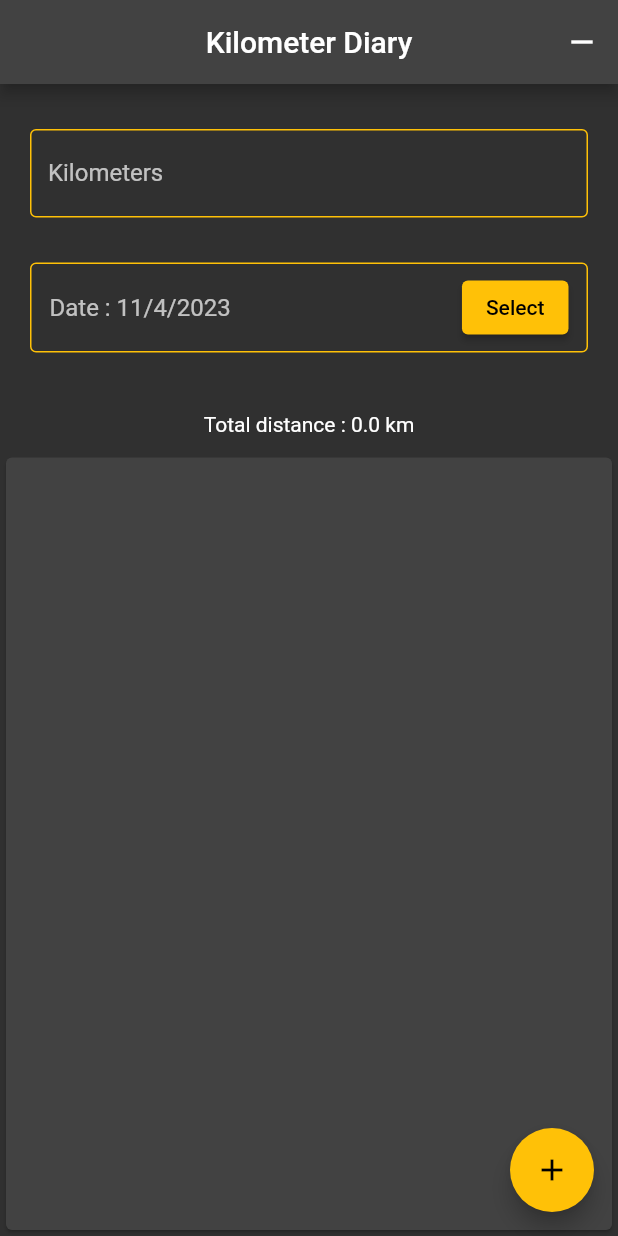
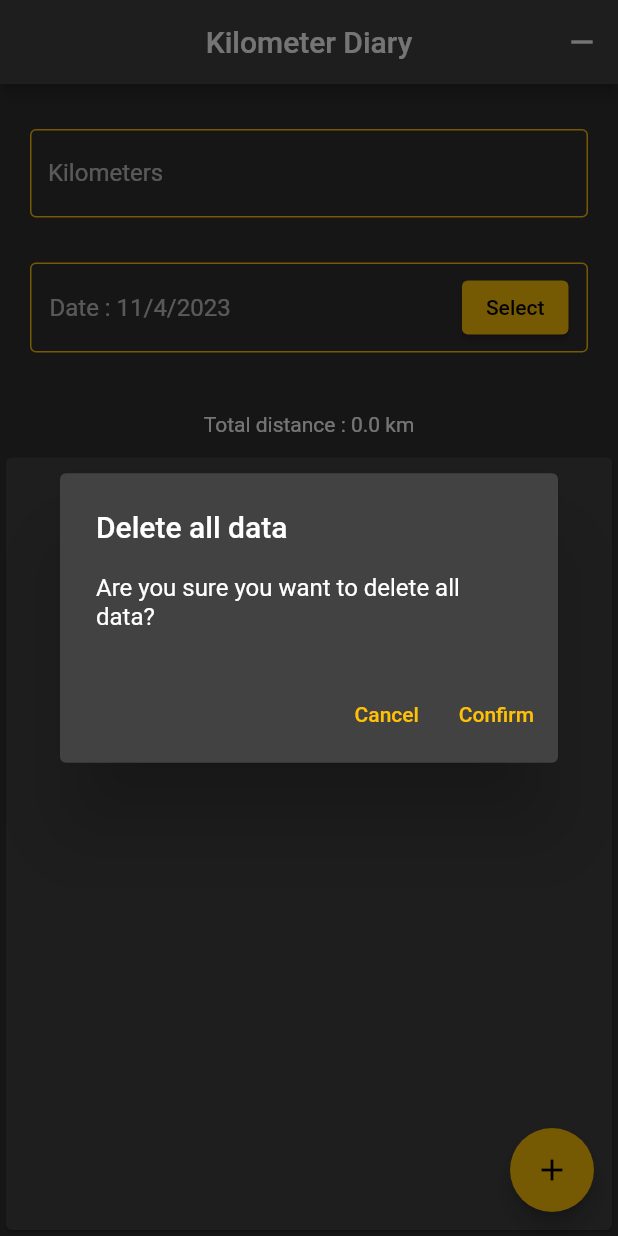
Before and after one commit to sohukia/kilometer_diary, a Flutter app: the screen it shows after launch, after a tap on the "remove" icon, on a phone screen of 412 x 824 dp. Run offline on Flutter 3.47's test engine with Material 2 defaults, Android fonts, the light colour scheme and no system bars; our stand-ins replace sqflite; accounts and stored records are empty.

Commit message:
all working good

```diff
--- a/lib/helper/database_helper.dart
+++ b/lib/helper/database_helper.dart
@@ -1,4 +1,4 @@
-import 'package:kilometer_diary/models/kilometer_data_model.dart';
+import 'package:kilometer_diary/models/db_km_data_model.dart';
 import 'package:sqflite/sqflite.dart' as sql;
 import 'package:path/path.dart' as path;
 import 'package:sqflite/sqlite_api.dart';
@@ -7,7 +7,7 @@ class DatabaseHelper {
   static const _databaseName = "kilometers.db";
   static const _databaseVersion = 1;
 
-  static const table = "Kilometers";
+  static const kilometerTable = "Kilometers";
 
   static const columnId = "id";
   static const columnValue = "value";
@@ -18,20 +18,16 @@ class DatabaseHelper {
     return sql.openDatabase(path.join(dbPath, _databaseName),
         onCreate: (db, version) {
       return db.execute('''
-      CREATE TABLE $table (
+      CREATE TABLE $kilometerTable (
         $columnId INTEGER PRIMARY KEY,
         $columnValue DOUBLE NOT NULL,
         $columnDate TEXT NOT NULL
       );
-      CREATE TABLE Total (
-        id INTEGER PRIMARY KEY,
-        value DOUBLE NOT NULL
-      );
 ''');
-    }, version: 1);
+    }, version: _databaseVersion);
   }
 
-  static Future<void> insert(String table, KilometerData data) async {
+  static Future<void> insert(String table, DBKilometerData data) async {
     final db = await DatabaseHelper.database();
     db.insert(table, data.toMap());
   }
@@ -42,14 +38,19 @@ class DatabaseHelper {
     return result;
   }
 
+  static Future<void> delete(String table, int id) async {
+    final db = await DatabaseHelper.database();
+    db.delete(table, where: "id = $id");
+  }
+
   static Future<int> countValues(String table) async {
     final db = await DatabaseHelper.database();
-    final result = await db.rawQuery("SELECT COUNT(*) FROM $table");
+    final result = await db.rawQuery("SELECT COUNT(*) FROM `$table`;");
     return sql.Sqflite.firstIntValue(result) ?? 0;
   }
 
   static Future<void> clearTable(String table) async {
     final db = await DatabaseHelper.database();
-    return db.execute('TRUNCATE ');
+    await db.execute('DELETE FROM `$table`;');
   }
 }
--- /dev/null
+++ b/lib/models/db_km_data_model.dart
@@ -0,0 +1,19 @@
+class DBKilometerData {
+  final int id;
+  final double value;
+  final String date;
+
+  DBKilometerData({
+    required this.id,
+    required this.value,
+    required this.date,
+  });
+
+  Map<String, Object> toMap() {
+    return Map.from({
+      'id': id,
+      'value': value,
+      'date': date,
+    });
+  }
+}
--- a/lib/pages/home.dart
+++ b/lib/pages/home.dart
@@ -1,4 +1,5 @@
 import 'package:flutter/material.dart';
+import 'package:kilometer_diary/helper/database_helper.dart';
 import 'package:kilometer_diary/models/kilometer_data_model.dart';
 import 'package:kilometer_diary/services/kilometers_service.dart';
 import 'package:kilometer_diary/widgets/kilometer_list_element.dart';
@@ -21,12 +22,20 @@ class _HomePageState extends State<HomePage> {
 
   @override
   Widget build(BuildContext context) {
-    final width = MediaQuery.of(context).size.width;
+    FocusScopeNode currentFocus = FocusScope.of(context);
     return Scaffold(
       appBar: AppBar(
         title: const Text("Kilometer Diary"),
         centerTitle: true,
-        actions: [IconButton(onPressed: () {}, icon: const Icon(Icons.remove))],
+        actions: [
+          IconButton(
+            onPressed: () {
+              showAlertDialog(context);
+              setState(() {});
+            },
+            icon: const Icon(Icons.remove),
+          )
+        ],
       ),
       body: SafeArea(
         child: Column(
@@ -34,6 +43,12 @@ class _HomePageState extends State<HomePage> {
             Padding(
               padding: const EdgeInsets.only(top: 30, left: 20, right: 20),
               child: TextField(
+                onTap: () {
+                  currentFocus.requestFocus();
+                },
+                onTapOutside: (event) {
+                  currentFocus.unfocus();
+                },
                 controller: _kilometersValueController,
                 decoration: const InputDecoration(
                   enabledBorder: OutlineInputBorder(
@@ -85,10 +100,10 @@ class _HomePageState extends State<HomePage> {
             Padding(
               padding: const EdgeInsets.all(10),
               child: FutureBuilder(
-                  future: KilometersService().fetchTotal(),
+                  future: KilometersService().calcTotalDistance(),
                   builder: (context, snapshot) {
                     if (snapshot.hasData) {
-                      return Text("Total distance : $totalRun km");
+                      return Text("Total distance : ${snapshot.data} km");
                     } else {
                       return const Text("No runs yet !");
                     }
@@ -138,9 +153,43 @@ class _HomePageState extends State<HomePage> {
               ),
             );
           }
+          setState(() {});
         },
         child: const Icon(Icons.add),
       ),
     );
   }
+
+  showAlertDialog(BuildContext context) {
+    // set up the buttons
+    Widget cancelButton = TextButton(
+      child: const Text("Cancel"),
+      onPressed: () {
+        Navigator.pop(context);
+      },
+    );
+    Widget continueButton = TextButton(
+      child: const Text("Confirm"),
+      onPressed: () {
+        DatabaseHelper.clearTable(DatabaseHelper.kilometerTable);
+        Navigator.pop(context);
+      },
+    );
+    // set up the AlertDialog
+    AlertDialog alert = AlertDialog(
+      title: const Text("Delete all data"),
+      content: const Text("Are you sure you want to delete all data?"),
+      actions: [
+        cancelButton,
+        continueButton,
+      ],
+    );
+    // show the dialog
+    showDialog(
+      context: context,
+      builder: (BuildContext context) {
+        return alert;
+      },
+    );
+  }
 }
--- a/lib/pages/unit_kilometer_data_page.dart
+++ b/lib/pages/unit_kilometer_data_page.dart
@@ -1,5 +1,6 @@
 import 'package:flutter/material.dart';
 import 'package:kilometer_diary/models/kilometer_data_model.dart';
+import 'package:kilometer_diary/services/kilometers_service.dart';
 
 class UnitKilometerDataPage extends StatelessWidget {
   final KilometerData data;
@@ -19,8 +20,11 @@ class UnitKilometerDataPage extends StatelessWidget {
           mainAxisAlignment: MainAxisAlignment.center,
           children: <Widget>[
             ElevatedButton(
-              onPressed: () async => _delete(),
-              child: Text("Delete"),
+              onPressed: () async {
+                _delete();
+                Navigator.pop(context);
+              },
+              child: const Text("Delete"),
             ),
           ],
         ),
@@ -28,5 +32,7 @@ class UnitKilometerDataPage extends StatelessWidget {
     );
   }
 
-  Future<void> _delete() async {}
+  Future<void> _delete() async {
+    await KilometersService().deleteData(data.id);
+  }
 }
--- a/lib/services/kilometers_service.dart
+++ b/lib/services/kilometers_service.dart
@@ -1,22 +1,17 @@
 import 'package:kilometer_diary/generator/id_generator.dart';
 import 'package:kilometer_diary/helper/database_helper.dart';
+import 'package:kilometer_diary/models/db_km_data_model.dart';
 import 'package:kilometer_diary/models/kilometer_data_model.dart';
 
 class KilometersService {
   void saveKilometers(double value, DateTime date) {
     DatabaseHelper.insert(
       'kilometers',
-      KilometerData(id: IdGenerator().generateId(), value: value, date: date),
+      DBKilometerData(
+          id: IdGenerator().generateId(),
+          value: value,
+          date: date.toIso8601String()),
     );
-  }
-
-  Future<double> fetchTotal() async {
-    final totalList = await DatabaseHelper.getData('Total');
-    if (await DatabaseHelper.countValues('Total') != 0) {
-      return double.parse(totalList.elementAt(0)['value'].toString());
-    } else {
-      return 0;
-    }
   }
 
   Future<List<KilometerData>> fetchKilometers() async {
@@ -31,4 +26,17 @@ class KilometersService {
         )
         .toList();
   }
+
+  Future<double> calcTotalDistance() async {
+    final List<KilometerData> kilometers = await fetchKilometers();
+    double sum = 0.0;
+    for (int i = 0; i < kilometers.length; i++) {
+      sum += kilometers[i].value;
+    }
+    return sum;
+  }
+
+  Future<void> deleteData(int id) async {
+    DatabaseHelper.delete("kilometers", id);
+  }
 }
```
Also changed, not shown: lib/generator/id_generator.dart (+5 -3 lines).
